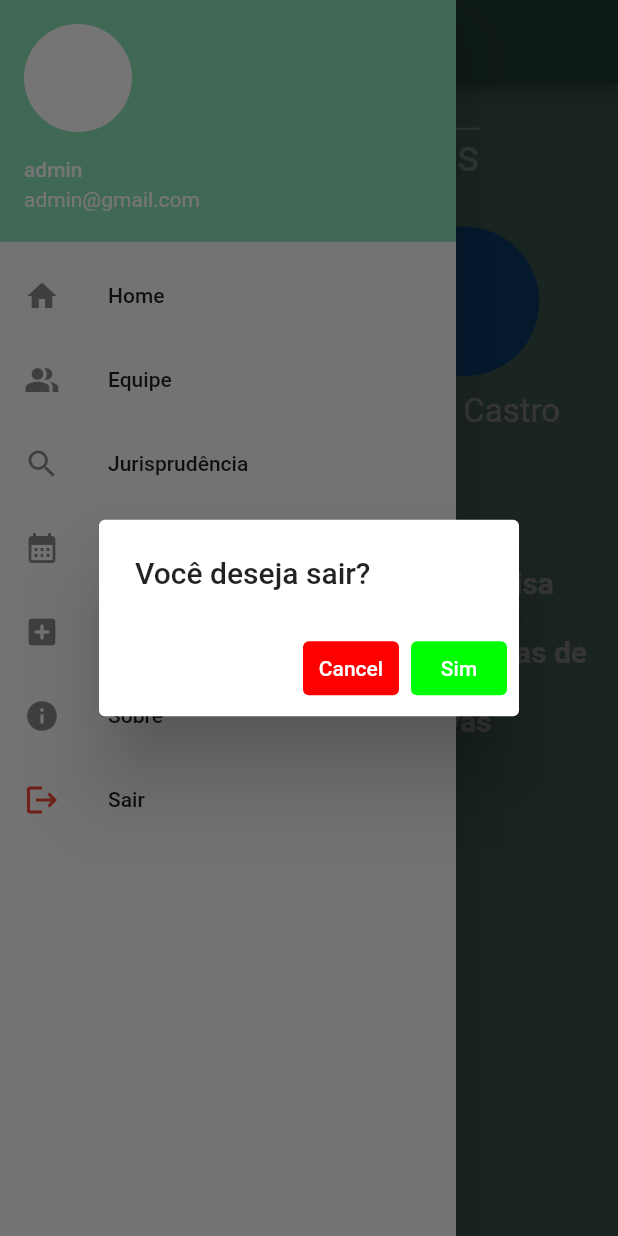
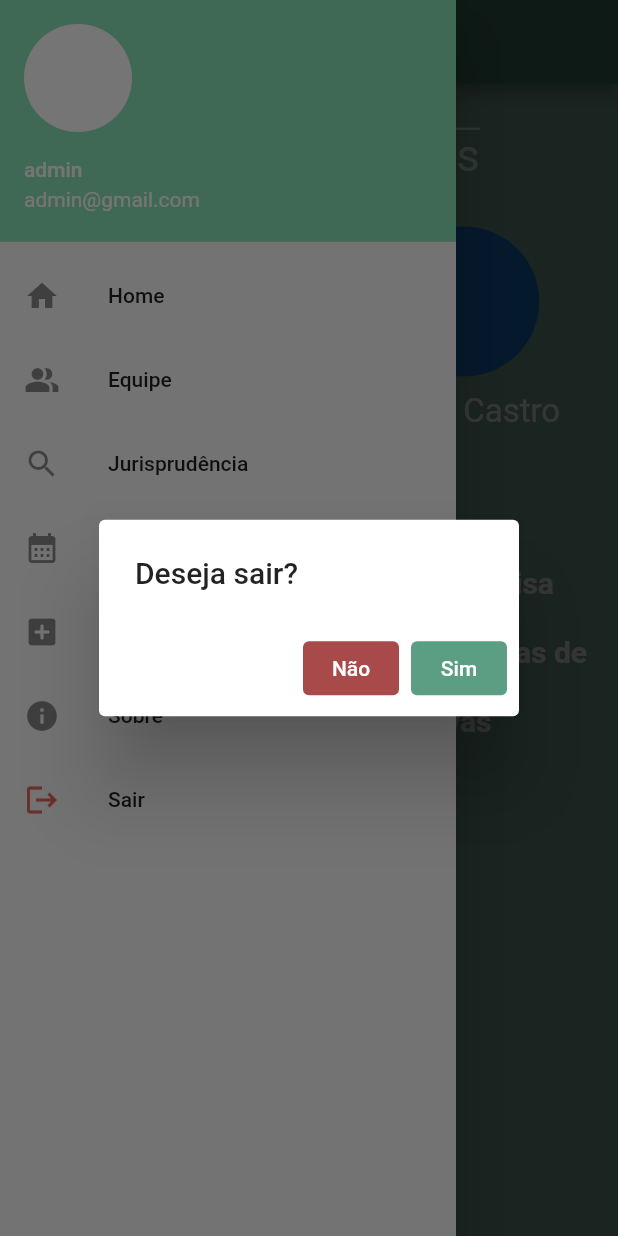
Before and after one commit to VictorCastroBR/juris_law_app, a Flutter app: the AboutPage screen opened by its route, in the side drawer, after a tap on "Sair", on a phone screen of 412 x 824 dp. Run offline on Flutter 3.47's test engine with Material 2 defaults, Android fonts, the phone set to English and light mode, and no system bars; our stand-ins replace cloud_firestore, firebase_auth, firebase_core, google_fonts; missing offline and left inert: dart:html, dropdown_plus; accounts and stored records are empty; network calls fail.

Commit message:
app_drawer2

```diff
--- a/lib/widgets/app_drawer.dart
+++ b/lib/widgets/app_drawer.dart
@@ -44,26 +44,26 @@ class MenuAppBar extends StatelessWidget {
           onTap: () => Navigator.of(context).pushNamed('/sobre'),
         ),
         ListTile(
-          leading: Icon(Icons.logout, color: Colors.red),
+          leading: Icon(Icons.logout, color: Color.fromARGB(255, 230, 102, 93)),
           title: Text('Sair'),
           onTap: () => showDialog<String>(
             context: context,
             builder: (BuildContext context) => AlertDialog(
-              title: const Text('Você deseja sair?'),
+              title: const Text('Deseja sair?'),
               actions: <Widget>[
                 TextButton(
                     onPressed: () => Navigator.pop(context, 'Cancel'),
                     style: ButtonStyle(
                         backgroundColor: MaterialStateProperty.all(
-                            Color.fromARGB(255, 255, 0, 0))),
-                    child: const Text('Cancel',
+                            Color.fromARGB(255, 168, 74, 74))),
+                    child: const Text('Não',
                         style: TextStyle(color: Colors.white))),
                 TextButton(
                     onPressed: () =>
                         Navigator.of(context).pushReplacementNamed('/'),
                     style: ButtonStyle(
                         backgroundColor: MaterialStateProperty.all(
-                            Color.fromARGB(255, 0, 255, 4))),
+                            Color.fromARGB(255, 92, 158, 131))),
                     child: const Text(
                       'Sim',
                       style: TextStyle(
```
